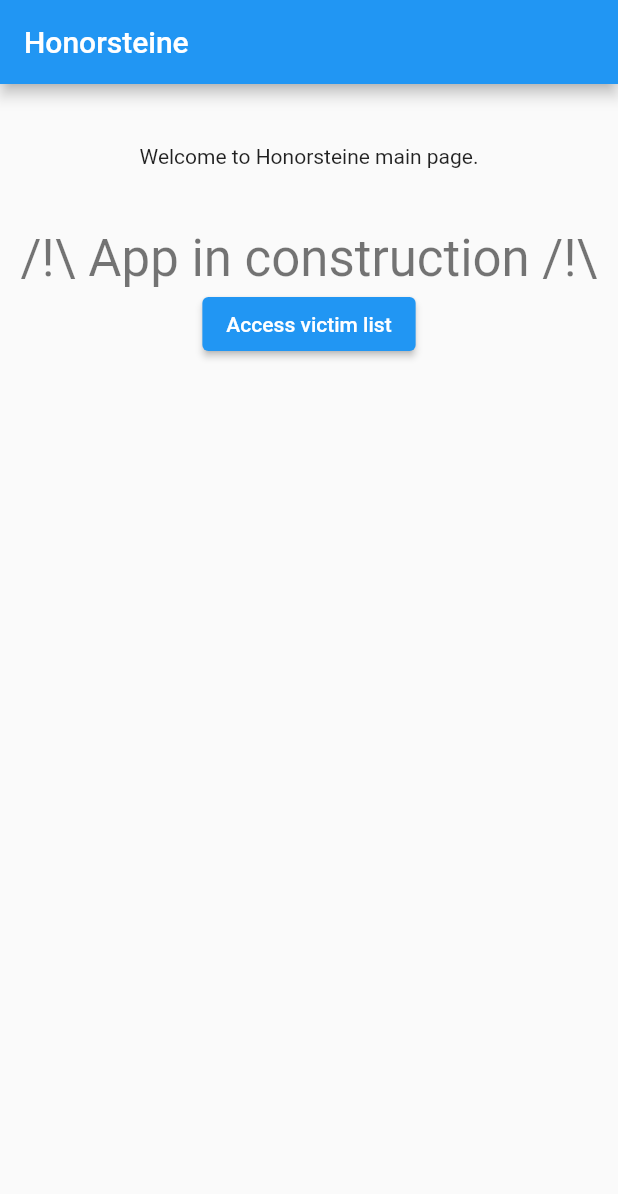
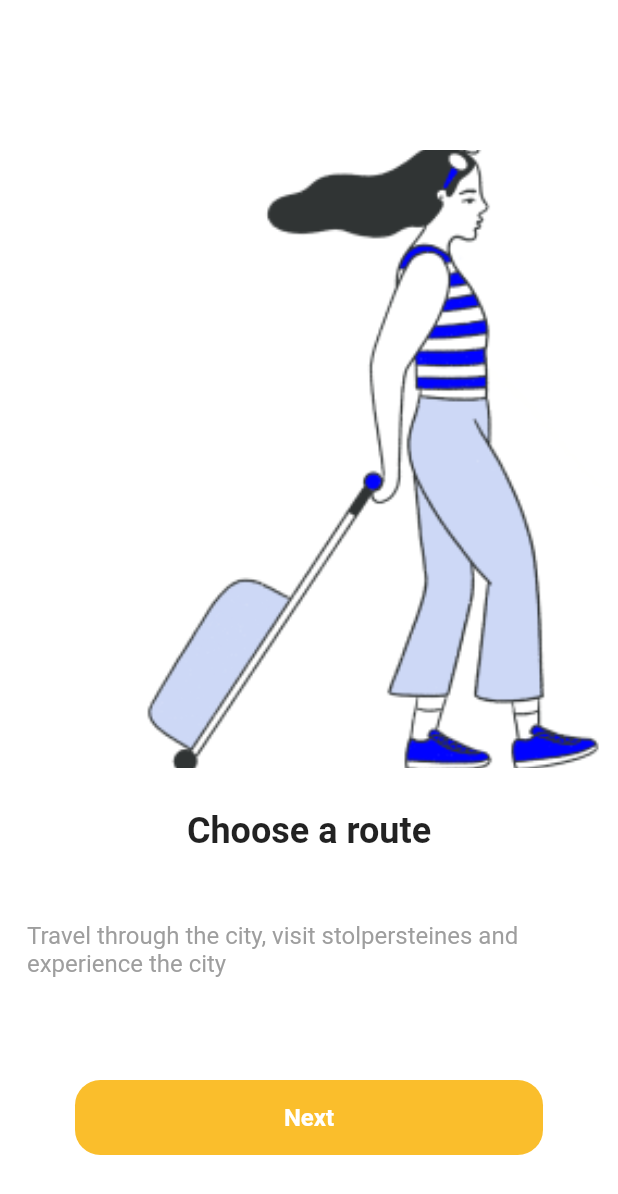
Before and after one commit to xXManntXx/honorsteine, a Flutter app: the screen it shows after launch, on a phone screen of 412 x 824 dp. Shown: the top 1194 px of the screen. Run offline on Flutter 3.47's test engine with Material 2 defaults, Android fonts, the phone set to English and light mode, and no system bars; network calls fail.

Commit message:
Onboarding page on creation

```diff
--- /dev/null
+++ b/lib/custom_widgets/HS_OnboardingTip.dart
@@ -0,0 +1,35 @@
+import 'package:flutter/material.dart';
+import 'package:honorsteine/custom_widgets/HS_texts.dart';
+
+class HS_OnBoardingTip extends StatelessWidget {
+  final String imageUrl;
+  final String title;
+  final String content;
+
+  const HS_OnBoardingTip({
+    required this.imageUrl,
+    required this.title,
+    required this.content,
+  });
+
+  @override
+  Widget build(BuildContext context) {
+    return Column(
+      children: [
+        Container(
+          height: MediaQuery.of(context).size.height * 0.5,
+          decoration: BoxDecoration(
+            image: DecorationImage(
+              image: AssetImage(imageUrl),
+              fit: BoxFit.cover,
+            ),
+          ),
+        ),
+        SizedBox(height: 10.0),
+        HS_text_title(text: title),
+        SizedBox(height: 10.0),
+        HS_text_content(text: content),
+      ],
+    );
+  }
+}
--- /dev/null
+++ b/lib/custom_widgets/HS_button.dart
@@ -0,0 +1,36 @@
+import 'package:flutter/material.dart';
+
+class HS_button extends StatelessWidget {
+  final String text;
+  final Function onPressed;
+
+  const HS_button({required this.text, required this.onPressed});
+
+  @override
+  Widget build(BuildContext context) {
+    return GestureDetector(
+      onTap: () => onPressed(),
+      child: Padding(
+        padding: const EdgeInsets.all(50.0),
+        child: Container(
+          width: double.infinity,
+          height: 50.0,
+          decoration: BoxDecoration(
+            color: Color(0xFFFABE2C),
+            borderRadius: BorderRadius.circular(16.83),
+          ),
+          child: Center(
+            child: Text(
+              text,
+              style: TextStyle(
+                color: Colors.white,
+                fontSize: 16.0,
+                fontWeight: FontWeight.bold,
+              ),
+            ),
+          ),
+        ),
+      ),
+    );
+  }
+}
--- /dev/null
+++ b/lib/custom_widgets/HS_texts.dart
@@ -0,0 +1,41 @@
+import 'package:flutter/material.dart';
+
+class HS_text_title extends StatelessWidget {
+  final String text;
+
+  const HS_text_title({Key? key, required this.text}) : super(key: key);
+
+  @override
+  Widget build(BuildContext context) {
+    return Padding(
+      padding: const EdgeInsets.all(18.0),
+      child: Text(
+        text,
+        style: const TextStyle(
+          fontSize: 24.0,
+          fontWeight: FontWeight.bold,
+        ),
+      ),
+    );
+  }
+}
+
+class HS_text_content extends StatelessWidget {
+  final String text;
+
+  const HS_text_content({Key? key, required this.text}) : super(key: key);
+
+  @override
+  Widget build(BuildContext context) {
+    return Padding(
+      padding: const EdgeInsets.all(18.0),
+      child: Text(
+        text,
+        style: const TextStyle(
+          fontSize: 16.0,
+          color: Colors.grey,
+        ),
+      ),
+    );
+  }
+}
--- a/lib/homepage.dart
+++ b/lib/homepage.dart
@@ -13,8 +13,6 @@ class MyHomePage extends StatefulWidget {
 }
 
 class _MyHomePageState extends State<MyHomePage> {
-
-
   @override
   Widget build(BuildContext context) {
     return Scaffold(
--- /dev/null
+++ b/lib/screens/onboardingPage.dart
@@ -0,0 +1,41 @@
+import 'package:flutter/material.dart';
+import 'package:honorsteine/API_res/stolpersteineData.dart';
+import 'package:honorsteine/custom_widgets/HS_OnboardingTip.dart';
+import 'package:honorsteine/custom_widgets/HS_button.dart';
+
+class OnBoardingPage extends StatefulWidget {
+  final Future<List<StolpersteineData>> allVictims;
+
+  const OnBoardingPage({Key? key, required this.allVictims}) : super(key: key);
+
+  @override
+  State<OnBoardingPage> createState() => _OnBoardingPageState();
+}
+
+class _OnBoardingPageState extends State<OnBoardingPage> {
+  @override
+  Widget build(BuildContext context) {
+    return Scaffold(
+      backgroundColor: Colors.white,
+      body: Column(
+        children: [
+          SizedBox(height: 100),
+          HS_OnBoardingTip(
+            imageUrl: 'assets/HS_onboarding_1.png',
+            title: 'Choose a route',
+            content:
+                'Travel through the city, visit stolpersteines and experience the city',
+          ),
+          HS_button(
+            text: "Next",
+            onPressed: nextTip,
+          ),
+        ],
+      ),
+    );
+  }
+
+  void nextTip() {
+    print(">>> Next tip");
+  }
+}
--- a/lib/screens/splashScreen.dart
+++ b/lib/screens/splashScreen.dart
@@ -4,6 +4,7 @@ import 'package:flutter/material.dart';
 import 'package:honorsteine/API_res/API_fetch.dart';
 import 'package:honorsteine/API_res/stolpersteineData.dart';
 import 'package:honorsteine/homepage.dart';
+import 'package:honorsteine/screens/onboardingPage.dart';
 
 class SplashScreen extends StatefulWidget {
   const SplashScreen({super.key});
@@ -14,6 +15,7 @@ class SplashScreen extends StatefulWidget {
 
 class _SplashScreenState extends State<SplashScreen> {
   late Future<List<StolpersteineData>> allVictims;
+  bool firstUse = true;
 
 
   @override
@@ -22,10 +24,19 @@ class _SplashScreenState extends State<SplashScreen> {
     allVictims = fetchAPI();
 
     Timer(Duration(seconds: 4), () {
-      // Navigating to the next screen after 3 seconds
-      Navigator.of(context).pushReplacement(
-        MaterialPageRoute(builder: (context) => MyHomePage(title: "Honorsteine", allVictims: allVictims,)),
-      );
+
+      if(firstUse) {
+        Navigator.of(context).pushReplacement(
+          MaterialPageRoute(builder: (context) =>
+              OnBoardingPage(allVictims: allVictims,)),
+        );
+      }
+      else{
+        Navigator.of(context).pushReplacement(
+          MaterialPageRoute(builder: (context) =>
+              MyHomePage(title: "Honorsteine", allVictims: allVictims,)),
+        );
+      }
     });
   }
 
--- a/pubspec.yaml
+++ b/pubspec.yaml
@@ -66,6 +66,10 @@ flutter:
   #   - images/a_dot_ham.jpeg
   assets:
     - assets/HS_splash_screen_bg.png
+    - assets/HS_onboarding_1.png
+    - assets/HS_onboarding_2.png
+    - assets/HS_onboarding_3.png
+    - assets/HS_onboarding_4.png
 
   # An image asset can refer to one or more resolution-specific "variants", see
   # https://flutter.dev/assets-and-images/#resolution-aware
```
Also changed, not shown: assets/HS_onboarding_1.png (added), assets/HS_onboarding_2.png (added), assets/HS_onboarding_3.png (added), assets/HS_onboarding_4.png (added).
